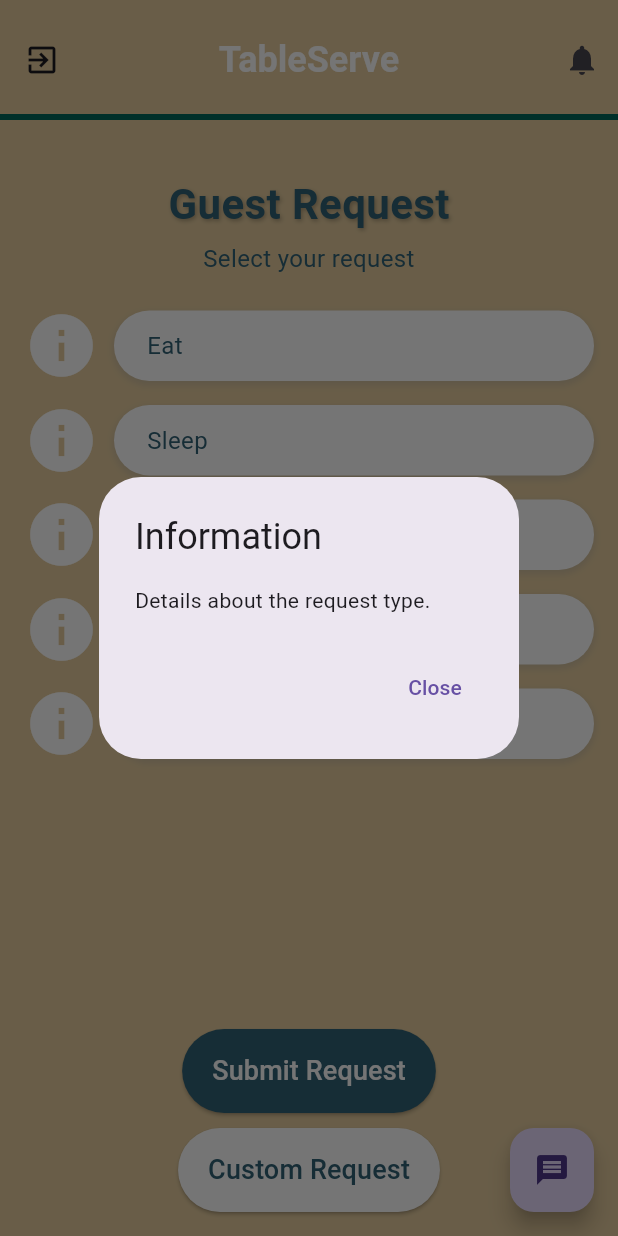
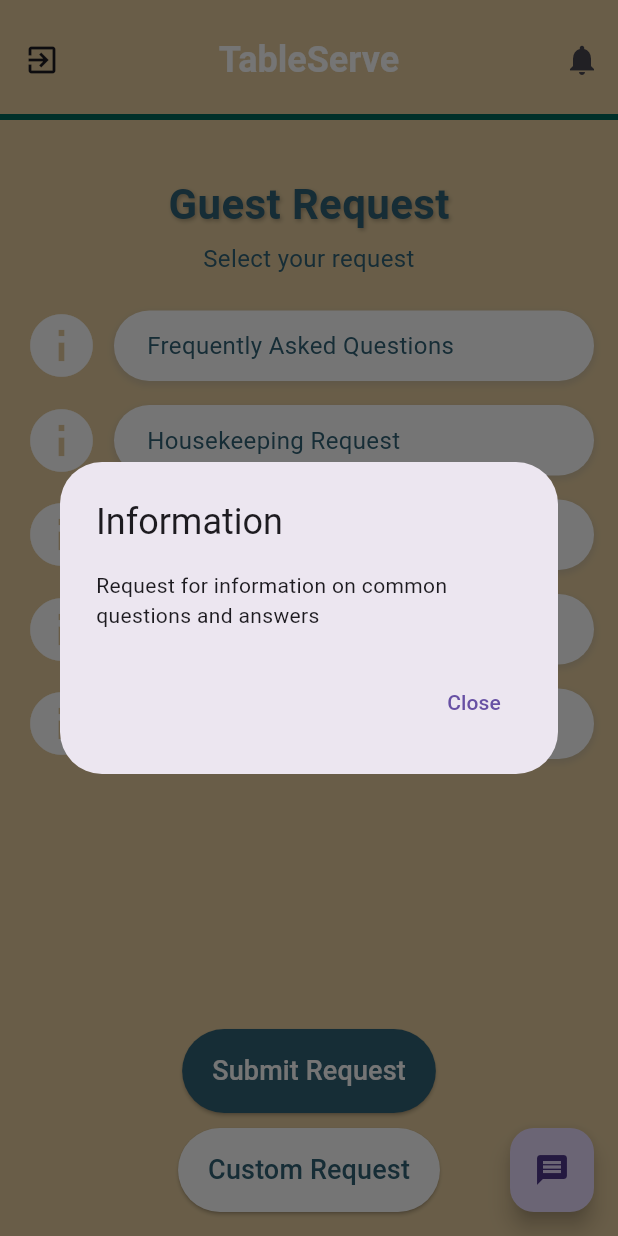
Before and after one commit to Famanias/soft-eng, a Flutter app: the GuestRequestScreen screen opened by its route, after a tap on the "info" icon, on a phone screen of 412 x 824 dp. Run offline on Flutter 3.47's test engine with Material 3 defaults, Android fonts, the phone set to English and light mode, and no system bars; our stand-ins replace cloud_firestore, firebase_core, shared_preferences; missing offline and left inert: qr_code_scanner; accounts and stored records are empty.

Commit message:
Update guest_request_screen.dart

```diff
--- a/flutter_application_1/lib/screens/guest_request/guest_request_screen.dart
+++ b/flutter_application_1/lib/screens/guest_request/guest_request_screen.dart
@@ -74,13 +74,28 @@ class _GuestRequestScreenState extends State<GuestRequestScreen> {
 
   // Placeholder list of request types (replace "Lorem Ipsum Request" with actual request types)
   List<String> requestTypes = [
-    "Eat",
-    "Sleep",
-    "Play",
-    "Rest",
-    "Swim",
+    "Frequently Asked Questions",
+    "Housekeeping Request",
+    "Assistance Request",
+    "Checkout Request",
+    "Summon a Staff",
   ];
 
+    // Define a map for request information
+  final Map<String, String> requestInformation = {
+    'Frequently Asked Questions': 'Request for information on common questions and answers',
+    'Housekeeping Request': 'Request for cottage cleaning or other housekeeping services',
+    'Assistance Request': 'Ask for help or support from the staff for various needs.',
+    "Checkout Request": "Notify the staff that you will be checking out and require assistance with the process.",
+    "Summon a Staff": "Request a staff member to come to your location for immediate assistance.",
+
+    // Add more request types and their information here
+  };
+
+    // Function to get information based on request type
+  String getRequestInformation(String requestType) {
+    return requestInformation[requestType] ?? 'No information available';
+  }
 
   Future<void> _submitRequest() async {
     // Collect the selected request types
@@ -486,7 +501,7 @@ class _GuestRequestScreenState extends State<GuestRequestScreen> {
                                 builder: (BuildContext context) {
                                   return AlertDialog(
                                     title: Text('Information'),
-                                    content: Text('Details about the request type.'),
+                                    content: Text(getRequestInformation(requestTypes[index])),
                                     actions: <Widget>[
                                       TextButton(
                                         child: Text('Close'),
```
